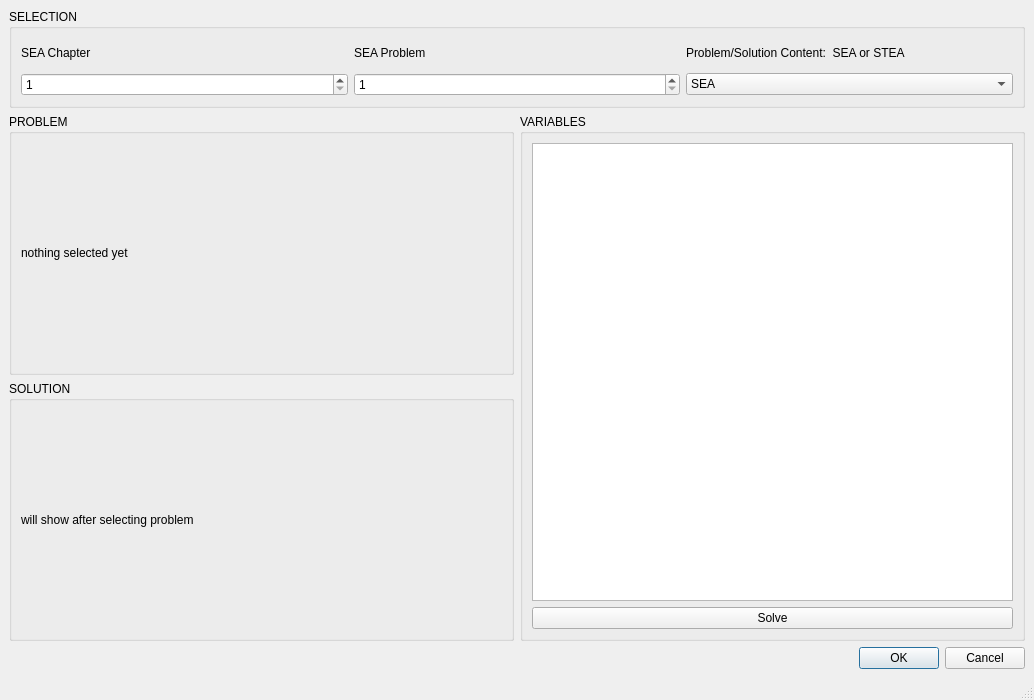
Qt form python/resource/qpe_mainWindow.ui (zdmiller12/stea) before a commit.
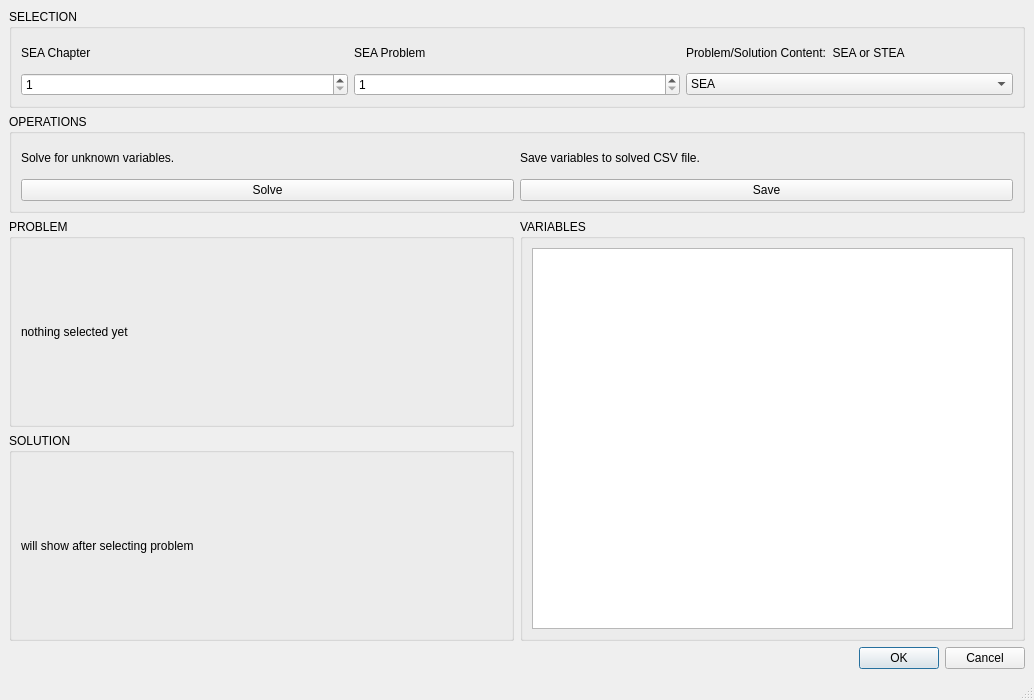
The same form after that commit.

```diff
--- a/python/resource/qpe_mainWindow.ui
+++ b/python/resource/qpe_mainWindow.ui
@@ -15,7 +15,7 @@
   </property>
   <widget class="QWidget" name="centralwidget">
    <layout class="QGridLayout" name="gridLayout_2">
-    <item row="3" column="0" colspan="2">
+    <item row="4" column="0" colspan="2">
      <widget class="QDialogButtonBox" name="buttonBox">
       <property name="orientation">
        <enum>Qt::Horizontal</enum>
@@ -25,7 +25,7 @@
       </property>
      </widget>
     </item>
-    <item row="2" column="0">
+    <item row="3" column="0">
      <widget class="QGroupBox" name="groupBox_solution">
       <property name="title">
        <string>SOLUTION</string>
@@ -44,7 +44,7 @@
       </layout>
      </widget>
     </item>
-    <item row="1" column="0">
+    <item row="2" column="0">
      <widget class="QGroupBox" name="groupBox_problem">
       <property name="title">
        <string>PROBLEM</string>
@@ -63,7 +63,7 @@
       </layout>
      </widget>
     </item>
-    <item row="1" column="1" rowspan="2">
+    <item row="2" column="1" rowspan="2">
      <widget class="QGroupBox" name="groupBox_variables">
       <property name="sizePolicy">
        <sizepolicy hsizetype="Maximum" vsizetype="Preferred">
@@ -84,13 +84,6 @@
        <item row="0" column="0">
         <widget class="QTableView" name="tableView_variables"/>
        </item>
-       <item row="1" column="0">
-        <widget class="QPushButton" name="pushButton_solve">
-         <property name="text">
-          <string>Solve</string>
-         </property>
-        </widget>
-       </item>
       </layout>
      </widget>
     </item>
@@ -173,6 +166,55 @@
       </layout>
      </widget>
     </item>
+    <item row="1" column="0" colspan="2">
+     <widget class="QGroupBox" name="groupBox_2">
+      <property name="sizePolicy">
+       <sizepolicy hsizetype="Preferred" vsizetype="Maximum">
+        <horstretch>0</horstretch>
+        <verstretch>0</verstretch>
+       </sizepolicy>
+      </property>
+      <property name="maximumSize">
+       <size>
+        <width>16777215</width>
+        <height>99</height>
+       </size>
+      </property>
+      <property name="title">
+       <string>OPERATIONS</string>
+      </property>
+      <layout class="QGridLayout" name="gridLayout_6">
+       <item row="0" column="0">
+        <widget class="QLabel" name="label_4">
+         <property name="text">
+          <string>Solve for unknown variables.</string>
+         </property>
+        </widget>
+       </item>
+       <item row="1" column="0">
+        <widget class="QPushButton" name="pushButton_solve">
+         <property name="text">
+          <string>Solve</string>
+         </property>
+        </widget>
+       </item>
+       <item row="1" column="1">
+        <widget class="QPushButton" name="pushButton_save">
+         <property name="text">
+          <string>Save</string>
+         </property>
+        </widget>
+       </item>
+       <item row="0" column="1">
+        <widget class="QLabel" name="label_5">
+         <property name="text">
+          <string>Save variables to solved CSV file.</string>
+         </property>
+        </widget>
+       </item>
+      </layout>
+     </widget>
+    </item>
    </layout>
   </widget>
   <widget class="QMenuBar" name="menubar">
```
